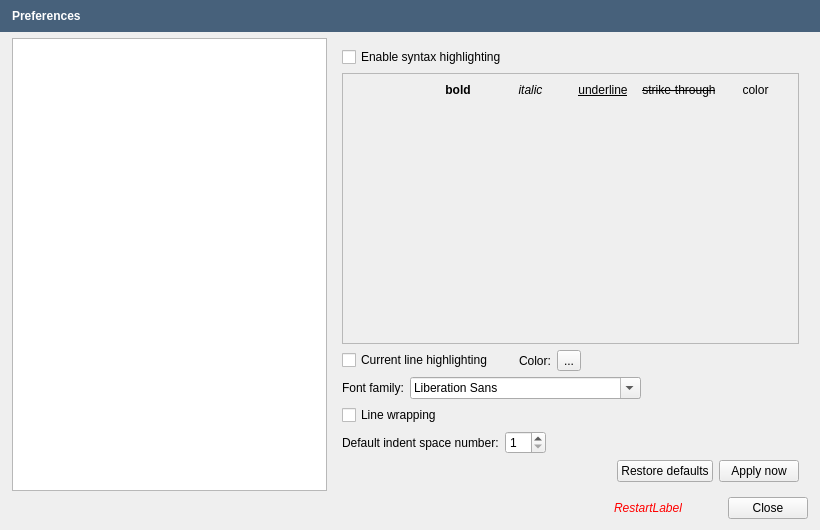
Above: src/openfluid/ui/common/PreferencesDialog.ui from OpenFLUID/openfluid before the change. Below: the same form after it.
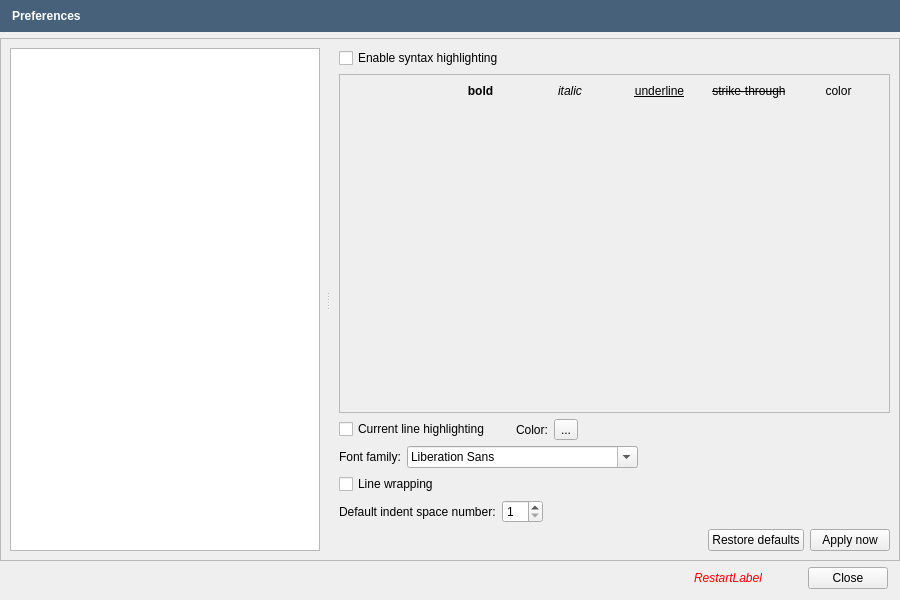
That is the form after the change. The open tabs and pages were chosen to show the change. Custom widgets are drawn as their Qt base class.

Commit message:
Layout improvement in preferences dialog
* Replaced fixed separator by resizable splitter

Diff of the .ui file:
```diff
--- a/src/openfluid/ui/common/PreferencesDialog.ui
+++ b/src/openfluid/ui/common/PreferencesDialog.ui
@@ -6,8 +6,8 @@
    <rect>
     <x>0</x>
     <y>0</y>
-    <width>820</width>
-    <height>530</height>
+    <width>900</width>
+    <height>600</height>
    </rect>
   </property>
   <property name="windowTitle">
@@ -73,12 +73,32 @@
     </widget>
    </item>
    <item>
-    <layout class="QHBoxLayout" name="horizontalLayout" stretch="2,0">
+    <widget class="QSplitter" name="splitter">
+     <property name="frameShape">
+      <enum>QFrame::StyledPanel</enum>
+     </property>
+     <property name="frameShadow">
+      <enum>QFrame::Sunken</enum>
+     </property>
+     <property name="orientation">
+      <enum>Qt::Horizontal</enum>
+     </property>
+     <property name="childrenCollapsible">
+      <bool>false</bool>
+     </property>
+     <widget class="QWidget" name="verticalLayoutWidget">
+      <layout class="QVBoxLayout" name="verticalLayout_17">
      <property name="leftMargin">
-      <number>12</number>
+        <number>9</number>
+       </property>
+       <property name="topMargin">
+        <number>9</number>
      </property>
      <property name="rightMargin">
-      <number>12</number>
+        <number>6</number>
+       </property>
+       <property name="bottomMargin">
+        <number>9</number>
      </property>
      <item>
       <widget class="QTreeWidget" name="PrefsTreeWidget">
@@ -107,7 +127,8 @@
        </column>
       </widget>
      </item>
-     <item>
+      </layout>
+     </widget>
       <widget class="QStackedWidget" name="PrefsStackedWidget">
        <property name="sizePolicy">
         <sizepolicy hsizetype="Minimum" vsizetype="Preferred">
@@ -660,8 +681,8 @@
                <rect>
                 <x>0</x>
                 <y>0</y>
-                <width>288</width>
-                <height>80</height>
+               <width>324</width>
+               <height>83</height>
                </rect>
               </property>
               <property name="sizePolicy">
@@ -1047,8 +1068,7 @@
         </layout>
        </widget>
       </widget>
-     </item>
-    </layout>
+    </widget>
    </item>
    <item>
     <layout class="QHBoxLayout" name="horizontalLayout_4">
```
Left out of the diff: 2 changed lines with no effect on the pictures. Lines whose indentation alone changed are shown as unchanged.
